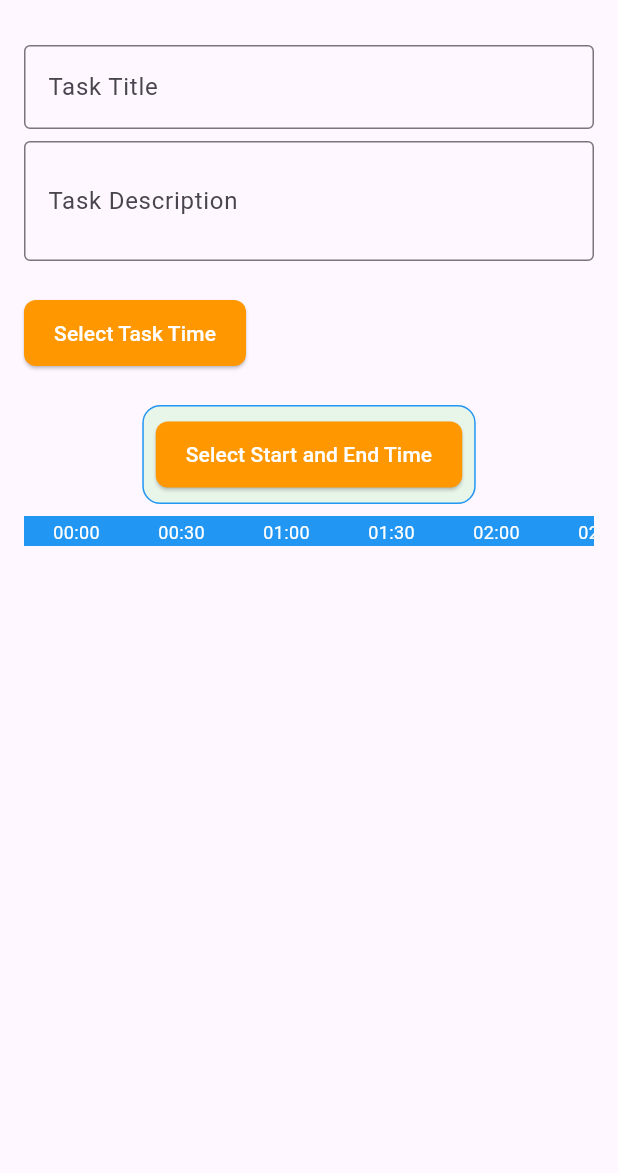
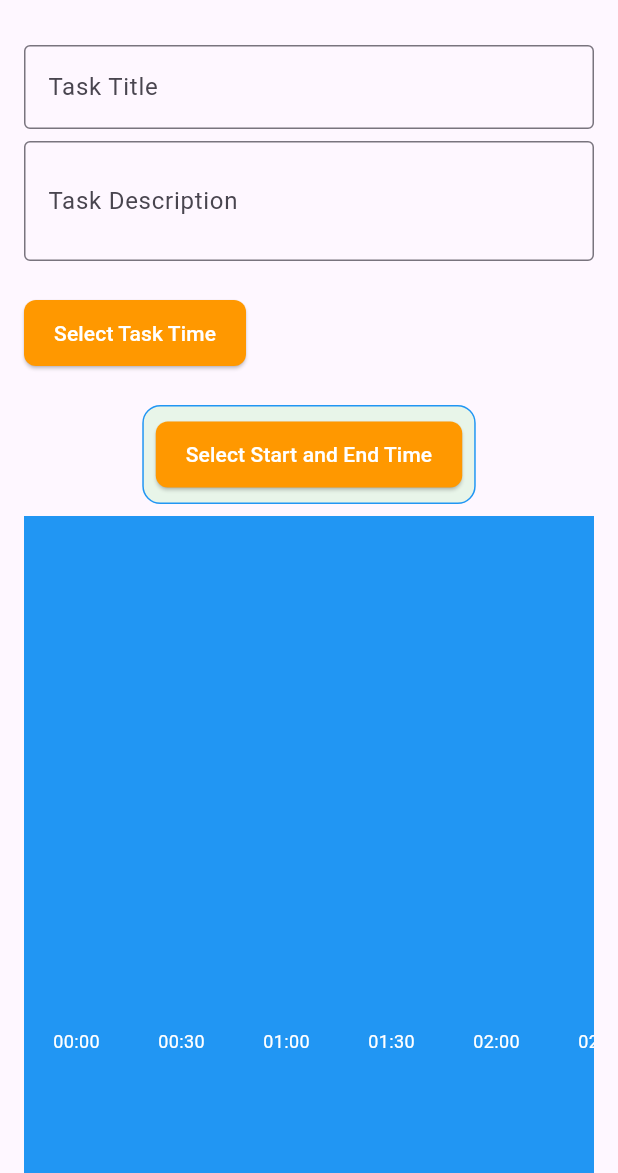
Before and after one commit to flutify-sa/scheduleApp, a Flutter app: the screen it shows after launch, on a phone screen of 412 x 824 dp, the part 63-1236 px from its top. Run offline on Flutter 3.47's test engine with Material 3 defaults, Android fonts, the phone set to English and light mode, and no system bars.

Commit message:
aligning issues

```diff
--- a/lib/scheduler.dart
+++ b/lib/scheduler.dart
@@ -77,7 +77,8 @@ class SchedulerState extends State<Scheduler> {
       appBar: AppBar(
         title: Text('Scheduler'),
       ),
-      body: Padding(
+      body: SingleChildScrollView(
+        child: Padding(
           padding: const EdgeInsets.all(16.0),
           child: Column(
             children: [
@@ -132,7 +133,8 @@ class SchedulerState extends State<Scheduler> {
                 child: Container(
                   padding: EdgeInsets.all(8),
                   decoration: BoxDecoration(
-                  color: Colors.green[50], // Background color of the container
+                    color:
+                        Colors.green[50], // Background color of the container
                     borderRadius: BorderRadius.circular(12), // Border radius
                     border: Border.all(
                       color: Colors.blue,
@@ -144,7 +146,8 @@ class SchedulerState extends State<Scheduler> {
                     style: ElevatedButton.styleFrom(
                       foregroundColor: Colors.white,
                       backgroundColor: Colors.orange,
-                    padding: EdgeInsets.symmetric(vertical: 12, horizontal: 20),
+                      padding:
+                          EdgeInsets.symmetric(vertical: 12, horizontal: 20),
                       shape: RoundedRectangleBorder(
                         borderRadius: BorderRadius.circular(8),
                       ),
@@ -158,11 +161,11 @@ class SchedulerState extends State<Scheduler> {
                   ),
                 ),
               ),
-            // Scrollable time slots
-            Flexible(
-              child: Column(
+              // Time Bar
+              Container(
+                height: 700, // Make sure to adjust the height as needed
+                child: Stack(
                   children: [
-                  // Time Bar
                     SingleChildScrollView(
                       scrollDirection: Axis.horizontal,
                       child: Row(
@@ -182,12 +185,14 @@ class SchedulerState extends State<Scheduler> {
                           return Container(
                             alignment: Alignment.center,
                             width: 70,
-                          height: 20,
+                            height:
+                                700, // Adjust this height for slots as needed
                             margin: EdgeInsets.symmetric(horizontal: 0),
-                          padding:
-                              EdgeInsets.symmetric(horizontal: 8, vertical: 2),
+                            padding: EdgeInsets.symmetric(
+                                horizontal: 8, vertical: 2),
                             decoration: BoxDecoration(
-                            color: isWithinRange ? Colors.purple : Colors.blue,
+                              color:
+                                  isWithinRange ? Colors.purple : Colors.blue,
                             ),
                             child: Text(
                               time,
@@ -200,21 +205,20 @@ class SchedulerState extends State<Scheduler> {
                         }),
                       ),
                     ),
-                  // Task Time Range - Display Task Time Range Below the Time Bar
+                    // Task Time Range - Display Task Time Range
                     if (taskStartTime != null && taskEndTime != null)
-                    Container(
+                      Positioned(
+                        left: (timeToSlotIndex(taskStartTime!) *
+                            70.0), // Positioning the task bar
+                        child: Container(
                           margin: EdgeInsets.only(top: 8.0),
-                      child: Row(
-                        children: [
-                          // Position the task time range container at the correct slot index
-                          Container(
                           width: (timeToSlotIndex(taskEndTime!) -
                                   timeToSlotIndex(taskStartTime!)) *
-                                70.0, // Calculate width of the task time range
+                              70.0,
                           height: 20, // Match the height of the time slot bar
                           alignment: Alignment.center,
                           decoration: BoxDecoration(
-                              color: Colors.orange.withOpacity(0.6),
+                            color: Colors.orange.withValues(),
                             borderRadius: BorderRadius.circular(4),
                           ),
                           child: Text(
@@ -225,8 +229,6 @@ class SchedulerState extends State<Scheduler> {
                             ),
                           ),
                         ),
-                        ],
-                      ),
                       ),
                   ],
                 ),
@@ -234,6 +236,7 @@ class SchedulerState extends State<Scheduler> {
             ],
           ),
         ),
+      ),
     );
   }
 }
```
Lines whose indentation alone changed are shown as unchanged.
